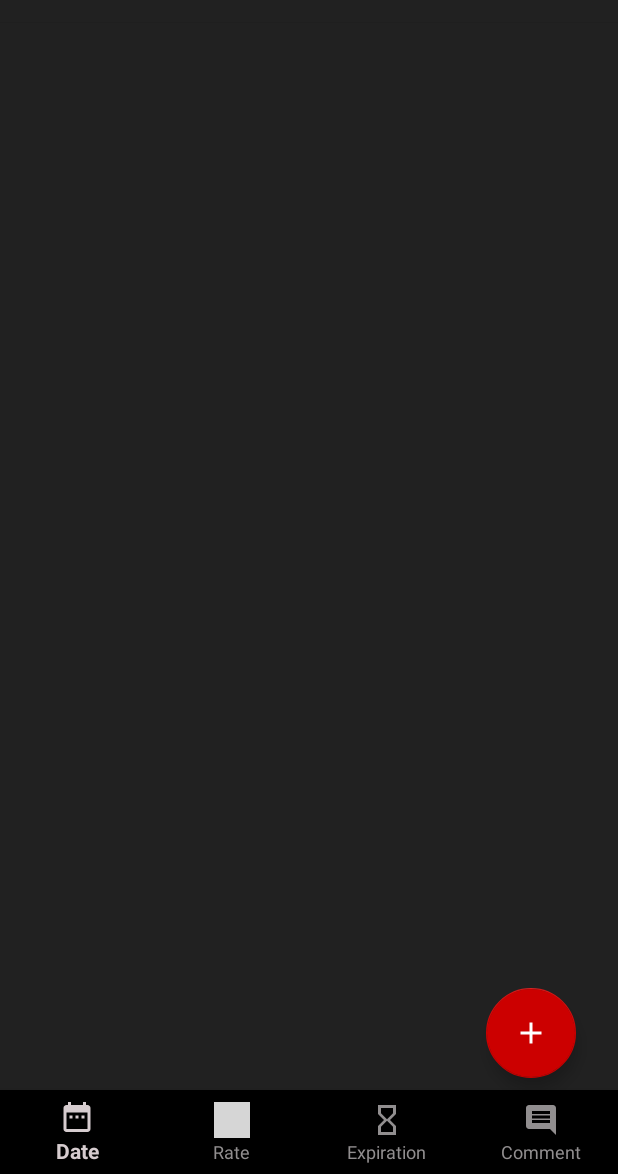
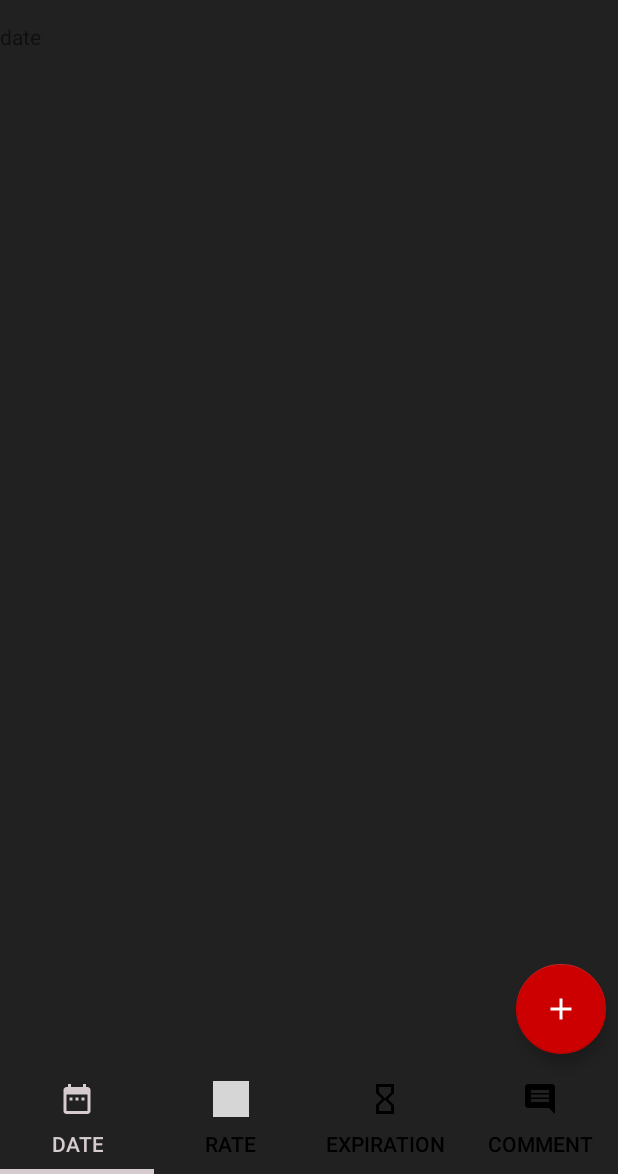
Before and after one commit to WilliamDemirci/Magic, an Android app: the MainActivity screen opened directly, with no data from a screen before it, on a phone screen of 412 x 824 dp, the part 62-1236 px from its top. Run offline under Robolectric (Android 15) with nearby library versions, the phone set to English and light mode, and no system bars; our stand-ins replace Firebase (no records; nobody signed in at launch, a user with empty details on screens opened directly); 1 statement that could not run was skipped; grey boxes are pictures that could not be loaded.

Commit message:
- change of BottomNavigationVue for Tabs

```diff
--- a/app/src/main/java/com/magicteam/magic/MainActivity.java
+++ b/app/src/main/java/com/magicteam/magic/MainActivity.java
@@ -1,12 +1,17 @@
 package com.magicteam.magic;
 
 import android.content.Intent;
+import android.graphics.PorterDuff;
 import android.os.Bundle;
 import android.support.annotation.NonNull;
 import android.support.design.widget.BottomNavigationView;
 import android.support.design.widget.FloatingActionButton;
+import android.support.design.widget.TabLayout;
 import android.support.v4.app.Fragment;
-import android.support.v4.app.FragmentTransaction;
+import android.support.v4.app.FragmentManager;
+import android.support.v4.app.FragmentPagerAdapter;
+import android.support.v4.content.ContextCompat;
+import android.support.v4.view.ViewPager;
 import android.support.v7.app.AppCompatActivity;
 import android.support.v7.widget.Toolbar;
 import android.view.Menu;
@@ -21,9 +26,12 @@ import com.google.firebase.auth.FirebaseUser;
 import com.google.firebase.firestore.DocumentSnapshot;
 import com.google.firebase.firestore.FirebaseFirestore;
 
+import java.util.ArrayList;
+import java.util.List;
+
 public class MainActivity extends AppCompatActivity {
     private FirebaseAuth mAuth;
-    private Toolbar dealToolbar;
+    private Toolbar mainToolbar;
     private FloatingActionButton addButton;
     private FirebaseFirestore db;
     private String currentUserId;
@@ -32,6 +40,8 @@ public class MainActivity extends AppCompatActivity {
     private RateFragment rateFragment;
     private ExpirationFragment expirationFragment;
     private CommentFragment commentFragment;
+    private ViewPager viewPager;
+    private TabLayout tabLayout;
 
     @Override
     protected void onCreate(Bundle savedInstanceState) {
@@ -46,36 +56,108 @@ public class MainActivity extends AppCompatActivity {
     }
 
     private void fragmentUtils() {
-        mainNav.setOnNavigationItemSelectedListener(new BottomNavigationView.OnNavigationItemSelectedListener() {
+        viewPager = (ViewPager) findViewById(R.id.viewpager);
+        addTabs(viewPager);
+
+        tabLayout = (TabLayout) findViewById(R.id.sliding_tabs);
+        tabLayout.setupWithViewPager(viewPager);
+
+        // set icons
+        tabLayout.setupWithViewPager(viewPager);
+        tabLayout.getTabAt(0).setIcon(R.drawable.ic_date_range_grey_24dp);
+        tabLayout.getTabAt(1).setIcon(R.drawable.ic_star_grey_24dp);
+        tabLayout.getTabAt(2).setIcon(R.drawable.ic_hourglass_empty_grey_24dp);
+        tabLayout.getTabAt(3).setIcon(R.drawable.ic_comment_grey_24dp);
+
+        // set color of icons
+        tabLayout.getTabAt(0).getIcon().setColorFilter(ContextCompat.getColor(getApplicationContext(), R.color.grey), PorterDuff.Mode.SRC_IN);
+        tabLayout.getTabAt(1).getIcon().setColorFilter(ContextCompat.getColor(getApplicationContext(), R.color.colorPrimaryDark), PorterDuff.Mode.SRC_IN);
+        tabLayout.getTabAt(2).getIcon().setColorFilter(ContextCompat.getColor(getApplicationContext(), R.color.colorPrimaryDark), PorterDuff.Mode.SRC_IN);
+        tabLayout.getTabAt(3).getIcon().setColorFilter(ContextCompat.getColor(getApplicationContext(), R.color.colorPrimaryDark), PorterDuff.Mode.SRC_IN);
+
+        // change color if it's selected
+        tabLayout.setOnTabSelectedListener(new TabLayout.OnTabSelectedListener() {
             @Override
-            public boolean onNavigationItemSelected(@NonNull MenuItem menuItem) {
-                switch (menuItem.getItemId()){
-                    case R.id.dateFrag:
-                        fragmentTransition(dateFragment);
-                        return true;
+            public void onTabSelected(TabLayout.Tab tab) {
+                tab.getIcon().setColorFilter(ContextCompat.getColor(getApplicationContext(), R.color.grey), PorterDuff.Mode.SRC_IN);
+            }
 
-                    case R.id.rateFrag:
-                        fragmentTransition(rateFragment);
-                        return true;
+            @Override
+            public void onTabUnselected(TabLayout.Tab tab) {
+                tab.getIcon().setColorFilter(ContextCompat.getColor(getApplicationContext(), R.color.colorPrimaryDark), PorterDuff.Mode.SRC_IN);
+            }
 
-                    case R.id.expirationFrag:
-                        fragmentTransition(expirationFragment);
-                        return true;
-
-                    case R.id.commentFrag:
-                        fragmentTransition(commentFragment);
-                        return true;
-
-                    default:
-                        return false;
-                }
+            @Override
+            public void onTabReselected(TabLayout.Tab tab) {
             }
         });
-        dateFragment = new DateFragment();
-        rateFragment = new RateFragment();
-        expirationFragment = new ExpirationFragment();
-        commentFragment = new CommentFragment();
     }
+
+    private void addTabs(ViewPager viewPager) {
+        ViewPagerAdapter adapter = new ViewPagerAdapter(getSupportFragmentManager());
+        adapter.addFrag(new DateFragment(), "Date");
+        adapter.addFrag(new RateFragment(), "Rate");
+        adapter.addFrag(new ExpirationFragment(), "Expiration");
+        adapter.addFrag(new CommentFragment(), "Comment");
+        viewPager.setAdapter(adapter);
+    }
+
+    class ViewPagerAdapter extends FragmentPagerAdapter {
+        private final List<Fragment> mFragmentList = new ArrayList<>();
+        private final List<String> mFragmentTitleList = new ArrayList<>();
+
+        public ViewPagerAdapter(FragmentManager manager) {
+            super(manager);
+        }
+
+        @Override
+        public Fragment getItem(int position) {
+            return mFragmentList.get(position);
+        }
+
+        @Override
+        public int getCount() {
+            return mFragmentList.size();
+        }
+
+        public void addFrag(Fragment fragment, String title) {
+            mFragmentList.add(fragment);
+            mFragmentTitleList.add(title);
+        }
+
+        @Override
+        public CharSequence getPageTitle(int position) {
+            return mFragmentTitleList.get(position);
+        }
+    }
+
+//    private void fragmentUtils() {
+//        mainNav.setOnNavigationItemSelectedListener(new BottomNavigationView.OnNavigationItemSelectedListener() {
+//            @Override
+//            public boolean onNavigationItemSelected(@NonNull MenuItem menuItem) {
+//            switch (menuItem.getItemId()){
+//                case R.id.dateFrag:
+//                    fragmentTransition(dateFragment);
+//                    return true;
+//                case R.id.rateFrag:
+//                    fragmentTransition(rateFragment);
+//                    return true;
+//                case R.id.expirationFrag:
+//                    fragmentTransition(expirationFragment);
+//                    return true;
+//                case R.id.commentFrag:
+//                    fragmentTransition(commentFragment);
+//                    return true;
+//                default:
+//                    return false;
+//            }
+//            }
+//        });
+//        dateFragment = new DateFragment();
+//        rateFragment = new RateFragment();
+//        expirationFragment = new ExpirationFragment();
+//        commentFragment = new CommentFragment();
+//    }
 
     private void floatingButton() {
         // Floating Action Button (add a new deal)
@@ -93,13 +175,13 @@ public class MainActivity extends AppCompatActivity {
     }
 
     private void customizeToolbar() {
-        setSupportActionBar(dealToolbar);
+        setSupportActionBar(mainToolbar);
     }
 
     private void componentsDeclaration() {
-        dealToolbar = (Toolbar) findViewById(R.id.dealToolbar);
+        mainToolbar = (Toolbar) findViewById(R.id.mainToolbar);
         addButton = (FloatingActionButton) findViewById(R.id.addButton);
-        mainNav = (BottomNavigationView) findViewById(R.id.mainNav);
+//        mainNav = (BottomNavigationView) findViewById(R.id.mainNav);
     }
 
     @Override
@@ -171,9 +253,9 @@ public class MainActivity extends AppCompatActivity {
         finish();
     }
 
-    private void fragmentTransition(Fragment fragment) {
+    /*private void fragmentTransition(Fragment fragment) {
         FragmentTransaction fragmentTransaction = getSupportFragmentManager().beginTransaction();
         fragmentTransaction.replace(R.id.main_container, fragment);
         fragmentTransaction.commit();
-    }
+    }*/
 }
--- /dev/null
+++ b/app/src/main/res/color/tab_color_selector.xml
@@ -0,0 +1,5 @@
+<?xml version="1.0" encoding="utf-8"?>
+<selector xmlns:android="http://schemas.android.com/apk/res/android">
+    <item android:drawable="@color/grey" android:state_selected="true"/>
+    <item android:drawable="@color/darkBlue"/>
+</selector>
--- a/app/src/main/res/layout/activity_main.xml
+++ b/app/src/main/res/layout/activity_main.xml
@@ -8,7 +8,7 @@
     tools:context=".MainActivity">
 
     <android.support.v7.widget.Toolbar
-        android:id="@+id/dealToolbar"
+        android:id="@+id/mainToolbar"
         android:layout_width="0dp"
         android:elevation="1dp"
         android:layout_height="wrap_content"
@@ -19,63 +19,46 @@
         app:layout_constraintStart_toStartOf="parent"
         app:layout_constraintTop_toTopOf="parent" />
 
-    <ScrollView
-        android:id="@+id/newDealScrollView"
-        android:layout_width="match_parent"
-        android:layout_height="wrap_content"
-        android:layout_marginTop="0dp"
-        app:layout_constraintTop_toBottomOf="@+id/dealToolbar"
-        tools:ignore="MissingConstraints"
-        tools:layout_editor_absoluteX="0dp">
-
-        <android.support.constraint.ConstraintLayout
-            android:id="@+id/newDealForm"
-            android:layout_width="match_parent"
-            android:layout_height="wrap_content"
-            android:orientation="vertical">
-        </android.support.constraint.ConstraintLayout>
-    </ScrollView>
-
-
     <android.support.design.widget.FloatingActionButton
         android:id="@+id/addButton"
         android:layout_width="60dp"
         android:layout_height="60dp"
-        android:layout_marginEnd="28dp"
+        android:layout_marginEnd="8dp"
         android:layout_marginBottom="8dp"
         android:clickable="true"
         app:backgroundTint="@android:color/holo_red_dark"
         app:fabCustomSize="60dp"
-        app:layout_constraintBottom_toTopOf="@+id/mainNav"
+        app:layout_constraintBottom_toTopOf="@+id/sliding_tabs"
         app:layout_constraintEnd_toEndOf="parent"
         app:srcCompat="@drawable/ic_add_white_24dp"
         tools:ignore="MissingConstraints" />
 
-    <android.support.design.widget.BottomNavigationView
-        android:id="@+id/mainNav"
-        android:layout_width="0dp"
+    <android.support.design.widget.TabLayout
+        android:id="@+id/sliding_tabs"
+        android:layout_width="match_parent"
         android:layout_height="wrap_content"
-        app:labelVisibilityMode="labeled"
-        app:itemIconTint="@color/bnv_tab_item_foreground"
-        app:itemTextColor="@color/bnv_tab_item_foreground"
+        android:layout_marginStart="0dp"
+        android:layout_marginEnd="0dp"
+        android:layout_marginBottom="0dp"
+        app:tabIndicatorHeight="3dp"
+        app:tabIndicatorColor="@color/grey"
+        app:tabTextColor="@color/colorPrimaryDark"
+        app:tabSelectedTextColor="@color/grey"
         app:layout_constraintBottom_toBottomOf="parent"
         app:layout_constraintEnd_toEndOf="parent"
+        app:layout_constraintStart_toStartOf="parent" />
+
+    <android.support.v4.view.ViewPager
+        android:id="@+id/viewpager"
+        android:layout_width="match_parent"
+        android:layout_height="0dp"
+        android:layout_weight="1"
+        android:background="@color/colorPrimary"
+        app:layout_constraintBottom_toTopOf="@+id/sliding_tabs"
+        app:layout_constraintEnd_toEndOf="parent"
+        app:layout_constraintHorizontal_bias="1.0"
         app:layout_constraintStart_toStartOf="parent"
-        app:menu="@menu/main_view_menu" />
-
-    <FrameLayout
-        android:id="@+id/main_container"
-        android:layout_width="0dp"
-        android:layout_height="0dp"
-        android:layout_marginStart="0dp"
-        android:layout_marginTop="0dp"
-        android:layout_marginEnd="0dp"
-        android:layout_marginBottom="0dp"
-        app:layout_constraintBottom_toTopOf="@+id/mainNav"
-        app:layout_constraintEnd_toEndOf="parent"
-        app:layout_constraintStart_toStartOf="parent"
-        app:layout_constraintTop_toBottomOf="@+id/newDealScrollView">
-
-    </FrameLayout>
+        app:layout_constraintTop_toBottomOf="@+id/mainToolbar"
+        app:layout_constraintVertical_bias="0.563" />
 
 </android.support.constraint.ConstraintLayout>
--- /dev/null
+++ b/app/src/main/res/layout/fragment_pager_adapter.xml
@@ -0,0 +1,14 @@
+<?xml version="1.0" encoding="utf-8"?>
+<FrameLayout xmlns:android="http://schemas.android.com/apk/res/android"
+    xmlns:tools="http://schemas.android.com/tools"
+    android:layout_width="match_parent"
+    android:layout_height="match_parent"
+    tools:context=".PagerAdapter">
+
+    <!-- TODO: Update blank fragment layout -->
+    <TextView
+        android:layout_width="match_parent"
+        android:layout_height="match_parent"
+        android:text="@string/hello_blank_fragment" />
+
+</FrameLayout>
```
